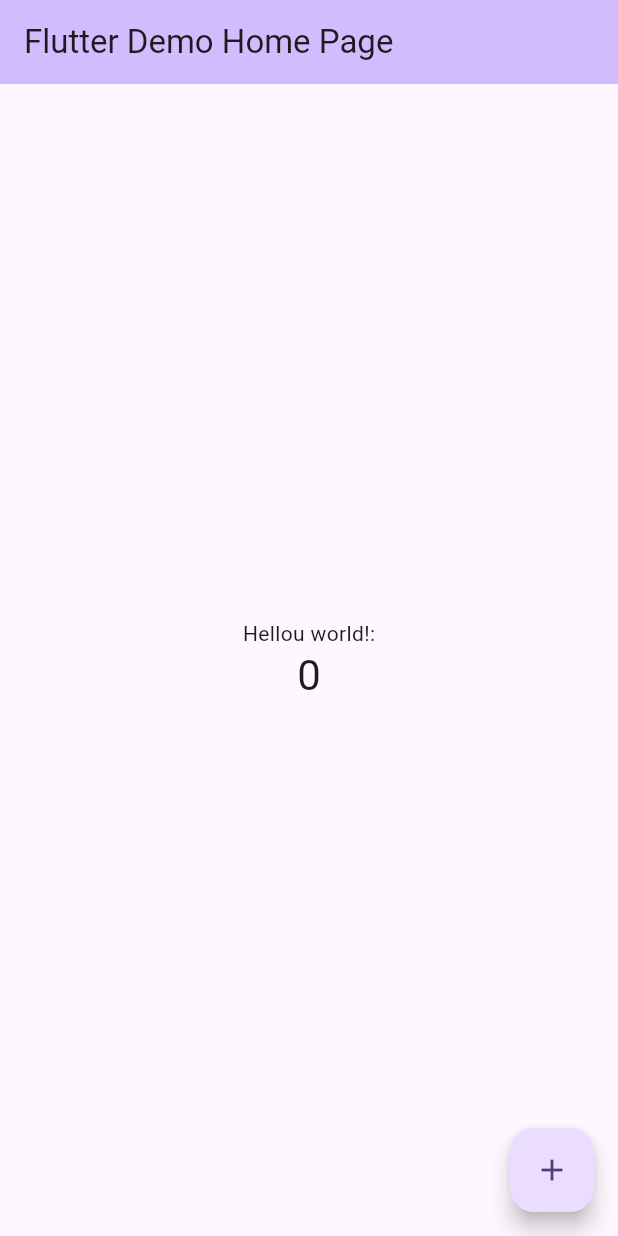
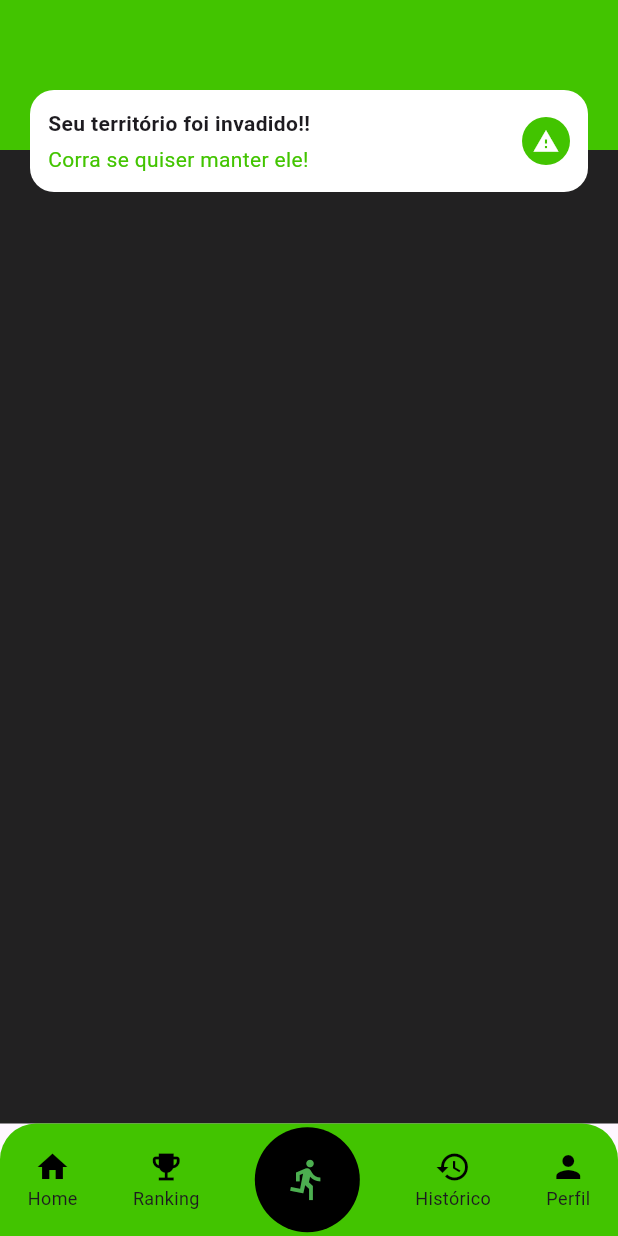
Before and after one commit to leh826/run-app, a Flutter app: the screen it shows after launch, on a phone screen of 412 x 824 dp. Run offline on Flutter 3.47's test engine with Material 3 defaults, Android fonts, the phone set to English and light mode, and no system bars.

Commit message:
feat: add frontend homepage e navbar

```diff
--- /dev/null
+++ b/lib/app.dart
@@ -0,0 +1,15 @@
+import 'package:app_domine/core/routes/home_shell.dart';
+import 'package:flutter/material.dart';
+
+
+class App extends StatelessWidget {
+  const App({super.key});
+
+  @override
+  Widget build(BuildContext context) {
+    return const MaterialApp(
+      debugShowCheckedModeBanner: false,
+      home: HomeShell(),
+    );
+  }
+}
--- /dev/null
+++ b/lib/core/routes/home_shell.dart
@@ -0,0 +1,70 @@
+import 'package:app_domine/features/map/map_page.dart';
+import 'package:flutter/material.dart';
+import 'package:app_domine/core/themes/app_colors.dart';
+class HomeShell extends StatefulWidget {
+  const HomeShell({super.key});
+
+  @override
+  State<HomeShell> createState() => _HomeShellState();
+}
+
+class _HomeShellState extends State<HomeShell> {
+  int index = 0;
+
+  final pages = const [
+    HomePage(),
+    Placeholder(),
+    Placeholder(),
+    Placeholder(),
+    Placeholder(),
+  ];
+
+  @override
+  Widget build(BuildContext context) {
+    return Scaffold(
+      body: pages[index],
+      bottomNavigationBar: Container(
+        height: 75,
+        decoration: const BoxDecoration(
+          color: AppColors.green,
+          borderRadius: BorderRadius.vertical(top: Radius.circular(24)),
+        ),
+        child: Row(
+          mainAxisAlignment: MainAxisAlignment.spaceAround,
+          children: [
+            navItem(Icons.home, "Home", 0),
+            navItem(Icons.emoji_events, "Ranking", 1),
+            startButton(),
+            navItem(Icons.history, "Histórico", 3),
+            navItem(Icons.person, "Perfil", 4),
+          ],
+        ),
+      ),
+    );
+  }
+
+  Widget navItem(IconData icon, String label, int i) {
+    return GestureDetector(
+      onTap: () => setState(() => index = i),
+      child: Column(
+        mainAxisSize: MainAxisSize.min,
+        children: [
+          Icon(icon, color: Colors.black),
+          Text(label, style: const TextStyle(fontSize: 12)),
+        ],
+      ),
+    );
+  }
+
+  Widget startButton() {
+    return Container(
+      width: 70,
+      height: 70,
+      decoration: const BoxDecoration(
+        color: Colors.black,
+        shape: BoxShape.circle,
+      ),
+      child: const Icon(Icons.directions_run, color: Colors.green, size: 30),
+    );
+  }
+}
--- /dev/null
+++ b/lib/core/themes/app_colors.dart
@@ -0,0 +1,7 @@
+import 'package:flutter/material.dart';
+
+class AppColors {
+  static const green = Color(0xFF42C400);
+  static const dark = Color(0xFF0F1A1F);
+  static const card = Colors.white;
+}
--- a/lib/features/map/map_page.dart
+++ b/lib/features/map/map_page.dart
@@ -1 +1,65 @@
-//pasta para construção do mapa e tudo relacionado a ele
+import 'package:app_domine/core/themes/app_colors.dart';
+import 'package:flutter/material.dart';
+
+class HomePage extends StatelessWidget {
+  const HomePage({super.key});
+
+  @override
+  Widget build(BuildContext context) {
+    return Stack(
+      children: [
+        // MAPA (depois você troca por GoogleMap)
+        Container(color: Colors.black87),
+
+        // BARRA SUPERIOR VERDE
+        Container(
+          height: 100,
+          color: AppColors.green,
+        ),
+
+        // ALERTA
+        Positioned(
+          top: 60,
+          left: 20,
+          right: 20,
+          child: Container(
+            padding: const EdgeInsets.all(12),
+            decoration: BoxDecoration(
+              color: Colors.white,
+              borderRadius: BorderRadius.circular(16),
+            ),
+            child: Row(
+              children: [
+                Expanded(
+                  child: Column(
+                    crossAxisAlignment: CrossAxisAlignment.start,
+                    children: const [
+                      Text(
+                        "Seu território foi invadido!!",
+                        style: TextStyle(fontWeight: FontWeight.bold),
+                      ),
+                      SizedBox(height: 4),
+                      Text(
+                        "Corra se quiser manter ele!",
+                        style: TextStyle(color: AppColors.green),
+                      ),
+                    ],
+                  ),
+                ),
+                Container(
+                  width: 32,
+                  height: 32,
+                  decoration: const BoxDecoration(
+                    color: AppColors.green,
+                    shape: BoxShape.circle,
+                  ),
+                  child: const Icon(Icons.warning, size: 18, color: Colors.white),
+                )
+              ],
+            ),
+          ),
+        ),
+      ],
+    );
+  }
+}
--- a/lib/main.dart
+++ b/lib/main.dart
@@ -1,73 +1,6 @@
+import 'package:app_domine/app.dart';
 import 'package:flutter/material.dart';
 
 void main() {
-  runApp(const MyApp());
+  runApp(const App());
 }
-
-class MyApp extends StatelessWidget {
-  const MyApp({super.key});
-
-  // This widget is the root of your application.
-  @override
-  Widget build(BuildContext context) {
-    return MaterialApp(
-      title: 'Flutter Demo',
-      theme: ThemeData(
-
-        colorScheme: .fromSeed(seedColor: Colors.deepPurple),
-      ),
-      home: const MyHomePage(title: 'Flutter Demo Home Page'),
-    );
-  }
-}
-
-class MyHomePage extends StatefulWidget {
-  const MyHomePage({super.key, required this.title});
-
-  final String title;
-
-  @override
-  State<MyHomePage> createState() => _MyHomePageState();
-}
-
-class _MyHomePageState extends State<MyHomePage> {
-  int _counter = 0;
-
-  void _incrementCounter() {
-    setState(() {
-
-      _counter++;
-    });
-  }
-
-  @override
-  Widget build(BuildContext context) {
-
-    return Scaffold(
-      appBar: AppBar(
-        backgroundColor: Theme.of(context).colorScheme.inversePrimary,
-
-        title: Text(widget.title),
-      ),
-      body: Center(
-
-        child: Column(
-
-          mainAxisAlignment: .center,
-          children: [
-            const Text('Hellou world!:'),
-            Text(
-              '$_counter',
-              style: Theme.of(context).textTheme.headlineMedium,
-            ),
-          ],
-        ),
-      ),
-      floatingActionButton: FloatingActionButton(
-        onPressed: _incrementCounter,
-        tooltip: 'Increment',
-        child: const Icon(Icons.add),
-      ),
-    );
-  }
-}
```
